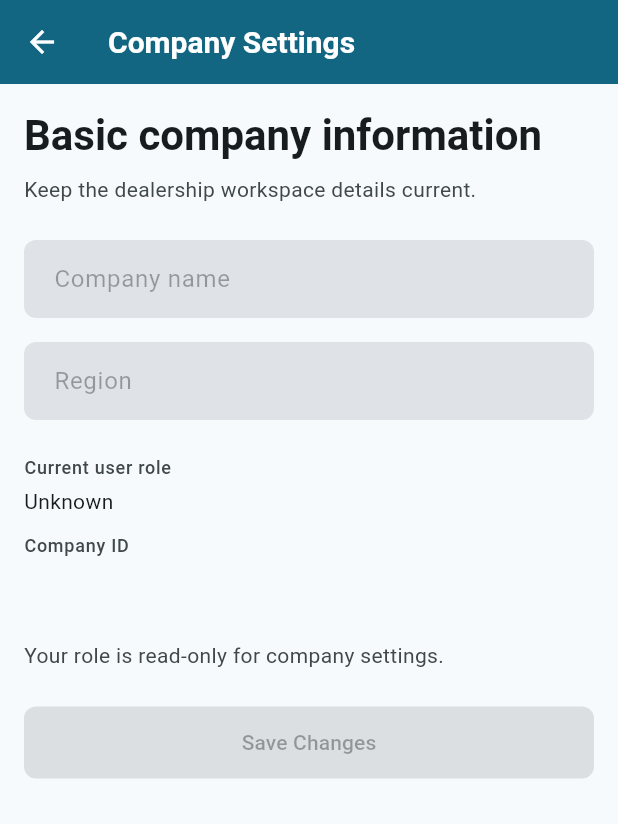
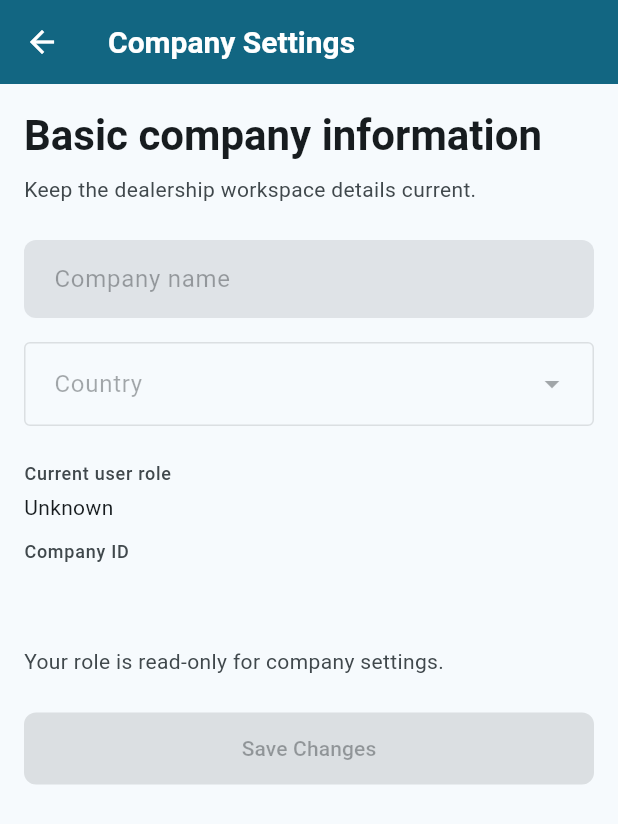
Before and after one commit to gunnarhull-code/IronSightAI, a Flutter app: the CompanySettingsScreen screen opened by its route, on a phone screen of 412 x 824 dp. Shown: the top 824 px of the screen. Run offline on Flutter 3.47's test engine with Material 3 defaults, Android fonts, the phone set to English and light mode, and no system bars; our stand-ins replace flutter_dotenv, supabase_flutter; accounts and stored records are empty; statements that could not run were skipped.

Commit message:
feat: replace company Region with searchable Country
Rename the company settings Region field to Country and use a
searchable dropdown backed by a supported-country catalog. New
companies default to United States via the create use case, while
legacy free-text region values still load and save. No schema changes.

Co-authored-by: gunnarhull-code <gunnarhull-code@users.noreply.github.com>

```diff
--- /dev/null
+++ b/lib/domain/entities/country_catalog.dart
@@ -0,0 +1,79 @@
+/// Fixed V1 list of selectable company countries.
+///
+/// Values are persisted in the existing `companies.region` column — the
+/// database field is intentionally not renamed in this sprint. The UI label
+/// is "Country"; [defaultCompanyCountry] is applied when a company is first
+/// created. Adding a country here is a deliberate content change.
+const String defaultCompanyCountry = 'United States';
+
+/// Supported countries shown in the company Country dropdown.
+///
+/// Sorted alphabetically by English short name for searchable selection.
+const List<String> countryCatalog = [
+  'Argentina',
+  'Australia',
+  'Austria',
+  'Belgium',
+  'Brazil',
+  'Canada',
+  'Chile',
+  'China',
+  'Colombia',
+  'Czech Republic',
+  'Denmark',
+  'Finland',
+  'France',
+  'Germany',
+  'India',
+  'Indonesia',
+  'Ireland',
+  'Italy',
+  'Japan',
+  'Malaysia',
+  'Mexico',
+  'Netherlands',
+  'New Zealand',
+  'Norway',
+  'Peru',
+  'Philippines',
+  'Poland',
+  'Portugal',
+  'Singapore',
+  'South Africa',
+  'South Korea',
+  'Spain',
+  'Sweden',
+  'Switzerland',
+  'Thailand',
+  'Turkey',
+  'United Arab Emirates',
+  'United Kingdom',
+  'United States',
+  'Vietnam',
+];
+
+/// Dropdown entries for [currentValue], preserving legacy free-text regions
+/// that are not in [countryCatalog] so existing company rows still load.
+List<String> countryDropdownEntries({String? currentValue}) {
+  final current = currentValue?.trim();
+  if (current == null ||
+      current.isEmpty ||
+      countryCatalog.contains(current)) {
+    return countryCatalog;
+  }
+
+  return [...countryCatalog, current]..sort();
+}
+
+/// Whether [value] is an allowed country selection for save.
+///
+/// Empty values remain allowed (optional field). Non-empty values must be in
+/// the supported catalog or match the company's existing legacy region value.
+bool isAllowedCompanyCountry(
+  String? value, {
+  String? existingRegion,
+}) {
+  final trimmed = value?.trim() ?? '';
+  if (trimmed.isEmpty) return true;
+  return countryDropdownEntries(currentValue: existingRegion).contains(trimmed);
+}
--- a/lib/domain/repositories/company_repository.dart
+++ b/lib/domain/repositories/company_repository.dart
@@ -7,7 +7,7 @@ import '../entities/company_membership.dart';
 /// interface is intentionally narrow now and ready to grow for:
 /// - multiple users per company (invites / roster)
 /// - manager and inspector roles
-/// - company region settings
+/// - company country settings (stored as `region`)
 /// - equipment and inspection repositories scoped by [Company.id]
 abstract class CompanyRepository {
   /// Returns the company for the currently authenticated user, or `null`
--- a/lib/features/company/presentation/company_settings_screen.dart
+++ b/lib/features/company/presentation/company_settings_screen.dart
@@ -1,6 +1,7 @@
 import 'package:flutter/material.dart';
 
 import '../../../domain/entities/company_membership.dart';
+import '../../../domain/entities/country_catalog.dart';
 import '../../../domain/repositories/company_repository.dart';
 import '../../../domain/use_cases/get_current_user_company_membership.dart';
 import '../../../domain/use_cases/update_company_details.dart';
@@ -21,7 +22,7 @@ class CompanySettingsScreen extends StatefulWidget {
 class _CompanySettingsScreenState extends State<CompanySettingsScreen> {
   final _formKey = GlobalKey<FormState>();
   final _nameController = TextEditingController();
-  final _regionController = TextEditingController();
+  final _countryController = TextEditingController();
 
   late final GetCurrentUserCompanyMembership _getMembership;
   late final UpdateCompanyDetails _updateCompany;
@@ -40,14 +41,14 @@ class _CompanySettingsScreenState extends State<CompanySettingsScreen> {
     _getMembership = GetCurrentUserCompanyMembership(widget.repository);
     _updateCompany = UpdateCompanyDetails(widget.repository);
     _nameController.addListener(_syncUnsavedChanges);
-    _regionController.addListener(_syncUnsavedChanges);
+    _countryController.addListener(_syncUnsavedChanges);
     _loadSettings();
   }
 
   @override
   void dispose() {
     _nameController.dispose();
-    _regionController.dispose();
+    _countryController.dispose();
     super.dispose();
   }
 
@@ -86,7 +87,7 @@ class _CompanySettingsScreenState extends State<CompanySettingsScreen> {
     _isApplyingMembership = true;
     _membership = membership;
     _nameController.text = membership.company.name;
-    _regionController.text = membership.company.region ?? '';
+    _countryController.text = membership.company.region ?? '';
     _hasUnsavedChanges = false;
     _isApplyingMembership = false;
   }
@@ -97,7 +98,7 @@ class _CompanySettingsScreenState extends State<CompanySettingsScreen> {
     final company = _membership!.company;
     final hasChanges =
         _nameController.text.trim() != company.name ||
-        _regionController.text.trim() != (company.region ?? '');
+        _countryController.text.trim() != (company.region ?? '');
 
     if (hasChanges != _hasUnsavedChanges) {
       setState(() => _hasUnsavedChanges = hasChanges);
@@ -116,7 +117,7 @@ class _CompanySettingsScreenState extends State<CompanySettingsScreen> {
     try {
       final updatedCompany = await _updateCompany(
         name: _nameController.text,
-        region: _regionController.text,
+        region: _countryController.text,
       );
       if (!mounted) return;
 
@@ -236,11 +237,51 @@ class _CompanySettingsScreenState extends State<CompanySettingsScreen> {
                   },
                 ),
                 const SizedBox(height: 16),
-                TextFormField(
-                  controller: _regionController,
-                  enabled: canEdit && !_isSaving,
-                  textCapitalization: TextCapitalization.words,
-                  decoration: const InputDecoration(labelText: 'Region'),
+                LayoutBuilder(
+                  builder: (context, constraints) {
+                    final countryEntries = countryDropdownEntries(
+                      currentValue: membership.company.region,
+                    );
+                    return FormField<String>(
+                      // Validates the controller text so typed search terms
+                      // that were never selected from the list are rejected,
+                      // matching the equipment manufacturer dropdown pattern.
+                      validator: (_) {
+                        final value = _countryController.text.trim();
+                        if (!isAllowedCompanyCountry(
+                          value,
+                          existingRegion: membership.company.region,
+                        )) {
+                          return 'Select a country from the list';
+                        }
+                        return null;
+                      },
+                      builder: (field) {
+                        return DropdownMenu<String>(
+                          key: const Key('company_country_dropdown'),
+                          controller: _countryController,
+                          enabled: canEdit && !_isSaving,
+                          enableFilter: true,
+                          requestFocusOnTap: true,
+                          width: constraints.maxWidth,
+                          label: const Text('Country'),
+                          errorText: field.errorText,
+                          dropdownMenuEntries: countryEntries
+                              .map(
+                                (country) => DropdownMenuEntry<String>(
+                                  value: country,
+                                  label: country,
+                                ),
+                              )
+                              .toList(),
+                          onSelected: (_) {
+                            field.validate();
+                            _syncUnsavedChanges();
+                          },
+                        );
+                      },
+                    );
+                  },
                 ),
                 const SizedBox(height: 24),
                 _ReadOnlyInfo(
```
Also changed, not shown: lib/domain/use_cases/create_company_for_current_user.dart (+16 -2 lines), 3 other files.
